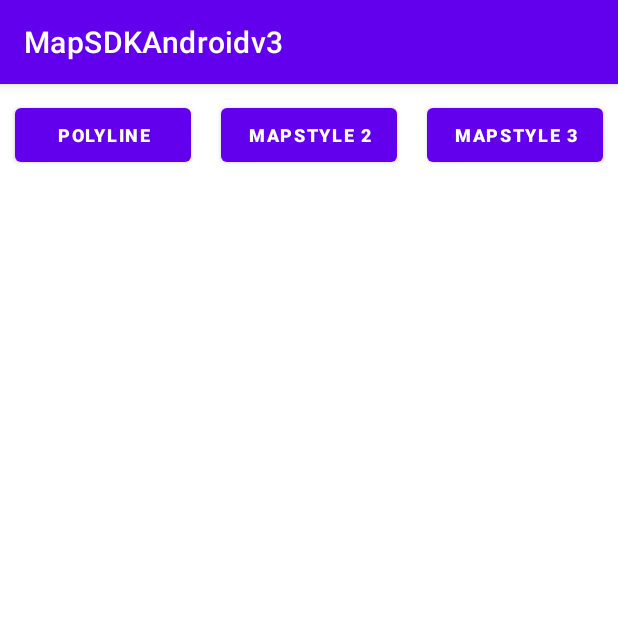
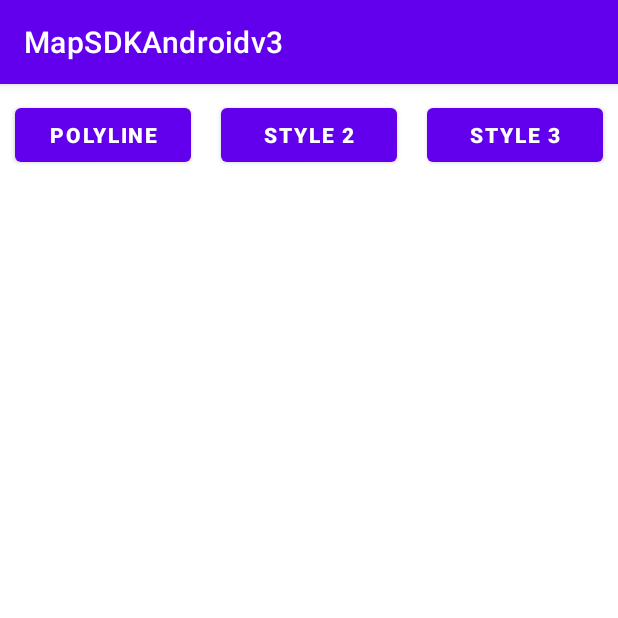
Before and after one commit to Jamesyss/MapSDKforAndroidv3, an Android app: the screen it shows after launch (MainActivity), on a phone screen of 412 x 824 dp, the top half of it. Run offline under Robolectric (Android 15) with nearby library versions, the phone set to English and light mode, and no system bars; libraries missing offline, so code that uses them is left out: com.google.android.libraries; 1 statement that could not run was skipped.

Commit message:
delete textsize of button in activity_main.xml

```diff
--- a/app/src/main/res/layout/activity_main.xml
+++ b/app/src/main/res/layout/activity_main.xml
@@ -20,7 +20,6 @@
             android:layout_weight="1"
             android:onClick="onClick"
             android:text="Polyline"
-            android:textSize="12dp"
             android:textStyle="bold" />
 
         <com.google.android.material.button.MaterialButton
@@ -30,8 +29,7 @@
             android:layout_margin="10dp"
             android:layout_weight="1"
             android:onClick="onClick"
-            android:text="MapStyle 2"
-            android:textSize="12dp"
+            android:text="Style 2"
             android:textStyle="bold" />
 
         <com.google.android.material.button.MaterialButton
@@ -41,8 +39,7 @@
             android:layout_margin="10dp"
             android:layout_weight="1"
             android:onClick="onClick"
-            android:text="MapStyle 3"
-            android:textSize="12dp"
+            android:text="Style 3"
             android:textStyle="bold" />
 
     </LinearLayout>
```
